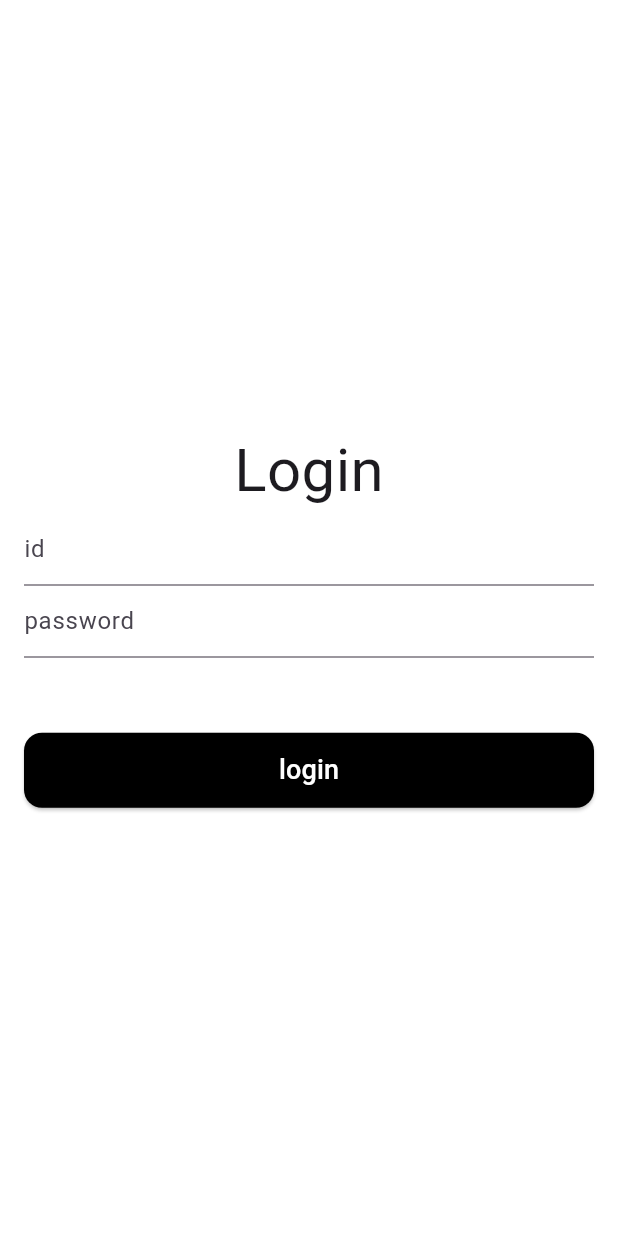
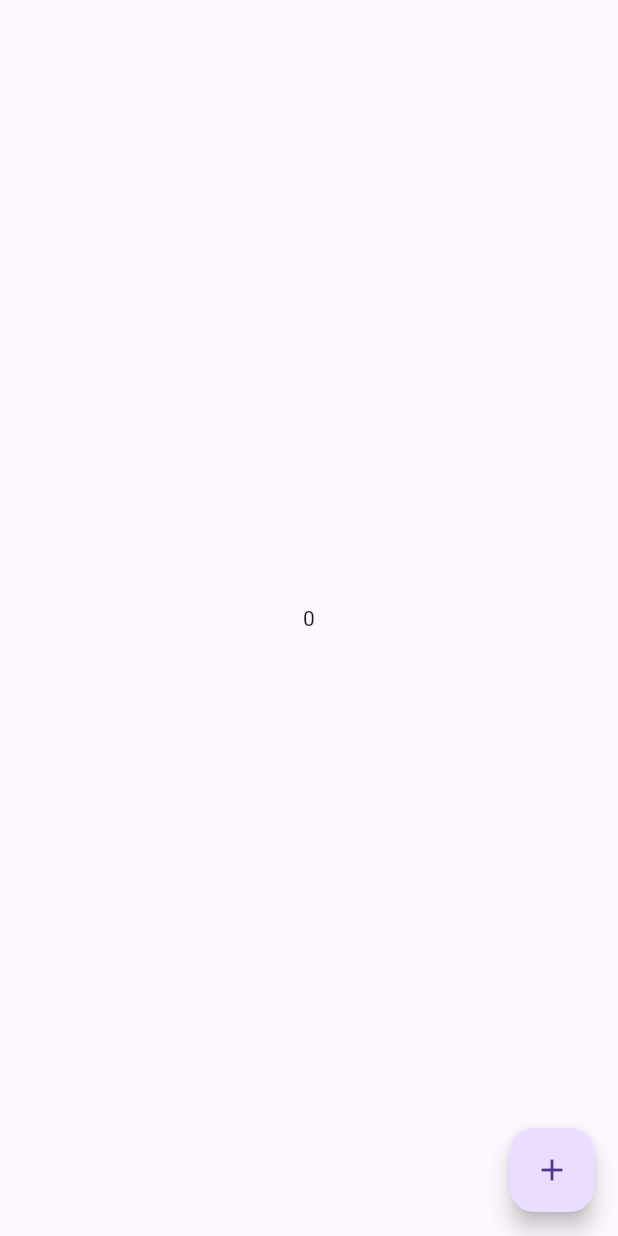
Before and after one commit to jerry-joohee/flutter_study_1, a Flutter app: the screen it shows after launch, on a phone screen of 412 x 824 dp. Run offline on Flutter 3.47's test engine with Material 3 defaults, Android fonts, the phone set to English and light mode, and no system bars; our stand-ins replace flutter_riverpod, riverpod_annotation; generated files the repository leaves out were written again.

Commit message:
카운터 예제

```diff
--- /dev/null
+++ b/lib/home.dart
@@ -0,0 +1,18 @@
+import 'package:flutter/material.dart';
+import 'package:flutter_riverpod/flutter_riverpod.dart';
+import 'package:flutter_study/riverpod.dart';
+
+class Home extends ConsumerWidget {
+  @override
+  Widget build(BuildContext context, WidgetRef ref) {
+    return Scaffold(
+      body: Center(
+        child: Text('${ref.watch(counterProvider)}'),
+      ),
+      floatingActionButton: FloatingActionButton(
+        onPressed: () => ref.read(counterProvider.notifier).increment(),
+        child: const Icon(Icons.add),
+      ),
+    );
+  }
+}
--- a/lib/login.dart
+++ b/lib/login.dart
@@ -1,5 +1,6 @@
 import 'package:flutter/material.dart';
 import 'package:flutter_study/todolist.dart';
+import 'package:flutter_riverpod/flutter_riverpod.dart';
 
 class Login extends StatefulWidget {
   const Login({super.key});
--- a/lib/main.dart
+++ b/lib/main.dart
@@ -1,7 +1,10 @@
 import 'package:flutter/material.dart';
+import 'package:flutter_riverpod/flutter_riverpod.dart';
+
 import 'package:flutter_study/login.dart';
 import 'package:flutter_study/todolist.dart';
-import 'package:flutter_riverpod/flutter_riverpod.dart';
+import 'package:flutter_study/home.dart';
+import 'package:flutter_study/riverpod.dart';
 
 void main() {
   runApp(
@@ -22,7 +25,7 @@ class MyApp extends StatelessWidget {
         theme: ThemeData(
           useMaterial3: true,
         ),
-        home: Login());
+        home: Home());
   }
 }
 
--- a/pubspec.yaml
+++ b/pubspec.yaml
@@ -37,10 +37,12 @@ dependencies:
   # The following adds the Cupertino Icons font to your application.
   # Use with the CupertinoIcons class for iOS style icons.
   cupertino_icons: ^1.0.6
+  riverpod_annotation: ^2.3.5
 
 dev_dependencies:
   build_runner: ^2.4.12
   custom_lint: ^0.6.5
+  riverpod_generator: ^2.4.3
 
   # The "flutter_lints" package below contains a set of recommended lints to
   # encourage good coding practices. The lint set provided by the package is
```
Also changed, not shown: lib/riverpod.dart (+10 -1 lines), pubspec.lock.
